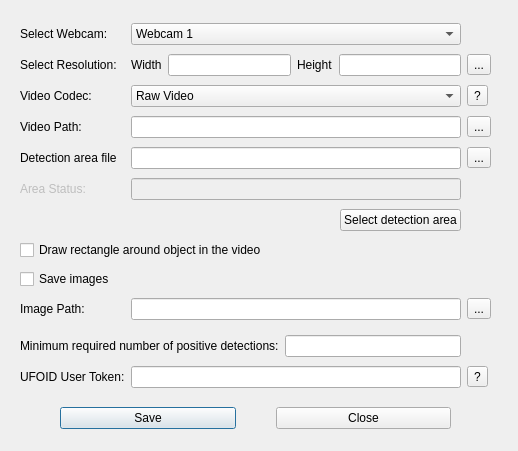
First picture: the form in src/settingsdialog.ui, repository UFOID/UFO-Detector, before the edit.
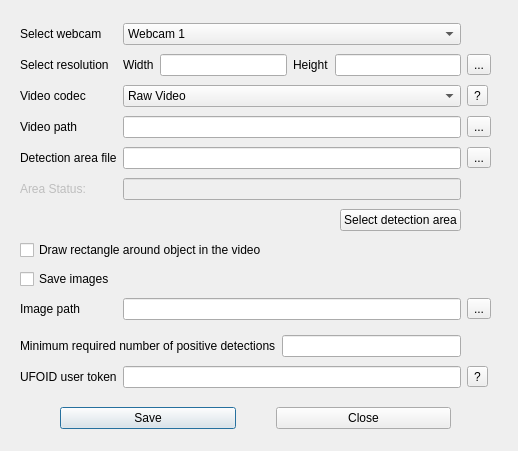
Second picture: the form after the edit.

Commit message: Put all output text through translation. Fixes UFOID/UFO-Detector#16. Tidied ActualDetector.cpp.

Diff of the .ui file:
```diff
--- a/src/settingsdialog.ui
+++ b/src/settingsdialog.ui
@@ -69,7 +69,7 @@
     <item row="13" column="0">
      <widget class="QLabel" name="label_2">
       <property name="text">
-       <string>UFOID User Token:</string>
+       <string>UFOID user token</string>
       </property>
      </widget>
     </item>
@@ -86,7 +86,7 @@
        <bool>true</bool>
       </property>
       <property name="text">
-       <string>Image Path:</string>
+       <string>Image path</string>
       </property>
      </widget>
     </item>
@@ -117,7 +117,7 @@
     <item row="3" column="0">
      <widget class="QLabel" name="labelVideoPath">
       <property name="text">
-       <string>Video Path:</string>
+       <string>Video path</string>
       </property>
      </widget>
     </item>
@@ -227,7 +227,7 @@
     <item row="0" column="0">
      <widget class="QLabel" name="labelWebcam">
       <property name="text">
-       <string>Select Webcam:</string>
+       <string>Select webcam</string>
       </property>
      </widget>
     </item>
@@ -239,7 +239,7 @@
       <item>
        <widget class="QLabel" name="labelMinPos">
         <property name="text">
-         <string>Minimum required number of positive detections:</string>
+         <string>Minimum required number of positive detections</string>
         </property>
        </widget>
       </item>
@@ -280,7 +280,7 @@
     <item row="2" column="0">
      <widget class="QLabel" name="labelCodec">
       <property name="text">
-       <string>Video Codec:</string>
+       <string>Video codec</string>
       </property>
      </widget>
     </item>
@@ -348,7 +348,7 @@
     <item row="1" column="0">
      <widget class="QLabel" name="labelResolution">
       <property name="text">
-       <string>Select Resolution:</string>
+       <string>Select resolution</string>
       </property>
      </widget>
     </item>
```
Left out of the diff: 2 changed lines with no effect on the pictures. The commit also changes 11 other files.
